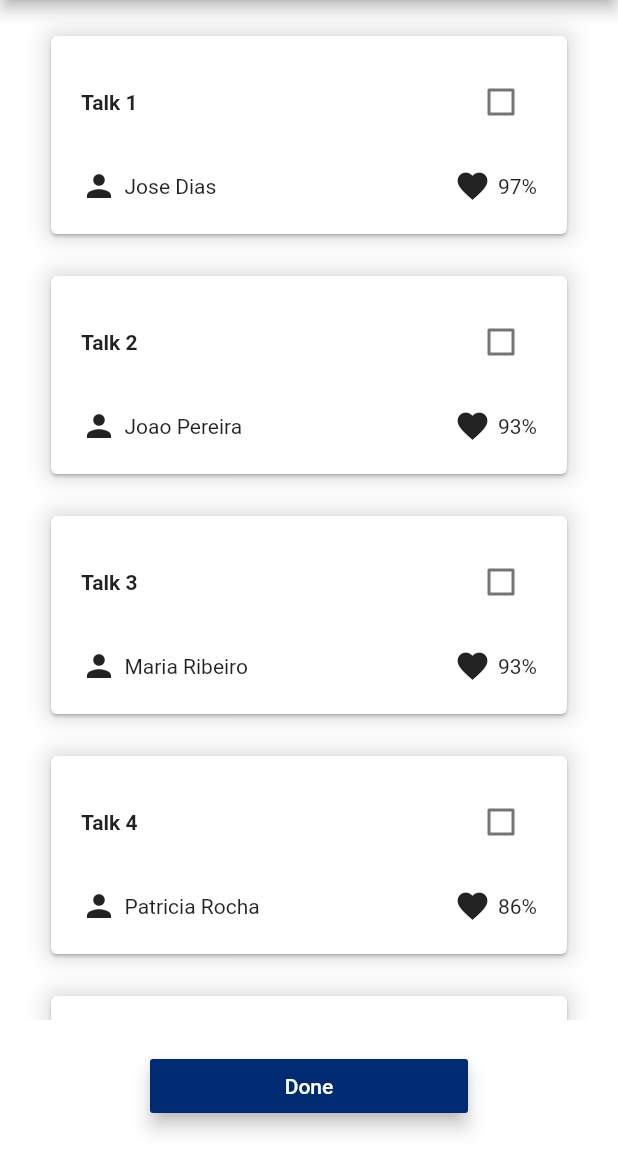
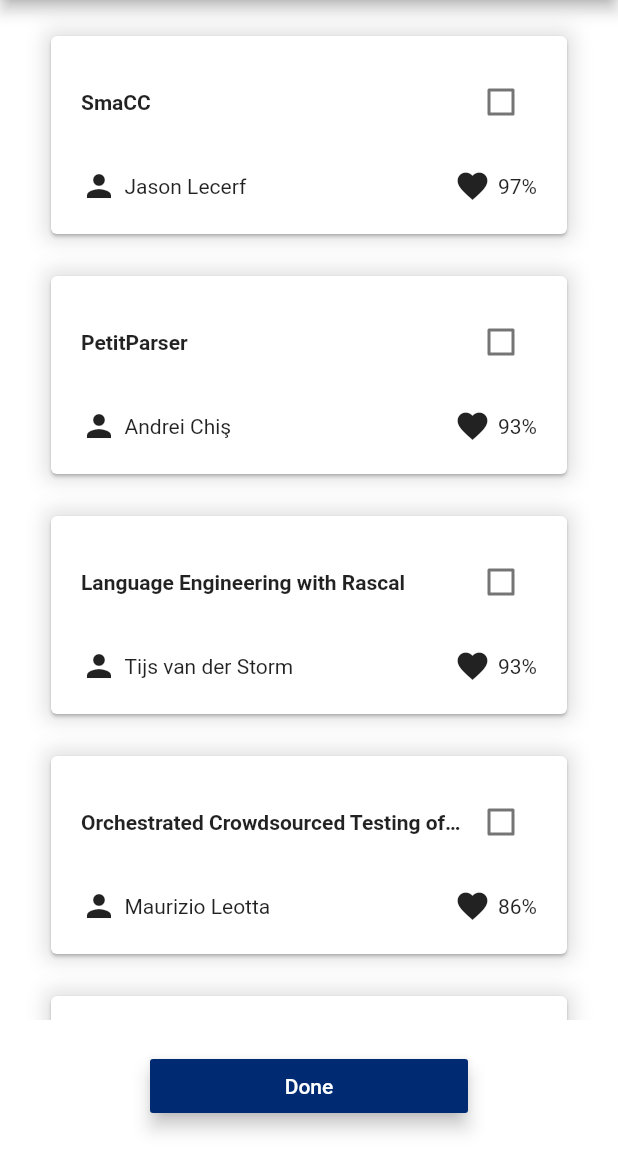
Before and after one commit to softeng-feup/open-cx-mib-refugees, a Flutter app: the Rankings screen opened directly, on a phone screen of 412 x 824 dp, the part 84-1236 px from its top. Run offline on Flutter 3.47's test engine with Material 2 defaults, Android fonts, the light colour scheme and no system bars; our stand-ins replace firebase_database, percent_indicator; missing offline and left inert: grouped_buttons; accounts and stored records are empty.

Commit message:
minor corrections match list

```diff
--- a/CORE/lib/screens/rankings.dart
+++ b/CORE/lib/screens/rankings.dart
@@ -31,9 +31,9 @@
   List allItems = [
     {
       'name': 'Talk 1',
-      'title': 'The title of talk 1',
-      'speaker': 'Jose Dias',
-      'abstract': 'Lorem ipsum dolor sit amet, consectetur adipiscing elit. Vivamus eu pellentesque enim. Duis sollicitudin nec nibh non pretium. Ut pharetra porta est, sed pulvinar leo lobortis vel. Morbi vel varius odio. Maecenas tristique quam sit amet orci auctor tristique. Ut justo nisl, porttitor ut massa in, iaculis tincidunt velit. ',
+      'title': 'SmaCC',
+      'speaker': 'Jason Lecerf',
+      'abstract': 'SmaCC (Smalltalk Compiler-Compiler) is a freely available parser generator for Smalltalk. It generates LR parsers and is a replacement for the T-Gen parser generator. SmaCC overcomes many of T-Gen’s limitations that make it difficult to produce parsers. SmaCC can generate parsers for ambiguous grammars and grammars with overlapping tokens. ',
       'date': '17/11/2019',
       'start_hour': '09:00',
       'end_hour': '11:15',
@@ -42,9 +42,9 @@
     },
     {
       'name': 'Talk 2',
-      'title': 'The title of talk 2',
-      'speaker': 'Joao Pereira',
-      'abstract': 'Lorem ipsum dolor sit amet, consectetur adipiscing elit. Vivamus eu pellentesque enim. Duis sollicitudin nec nibh non pretium. Ut pharetra porta est, sed pulvinar leo lobortis vel. Morbi vel varius odio. Maecenas tristique quam sit amet orci auctor tristique. Ut justo nisl, porttitor ut massa in, iaculis tincidunt velit. ',
+      'title': 'PetitParser',
+      'speaker': 'Andrei Chiş',
+      'abstract': 'PetitParser combines ideas from scannerless parsing, parser combinators, parsing expression grammars and packrat parsers to model grammars and parsers as objects that can be reconfigured dynamically. ',
       'date': '17/11/2019',
       'start_hour': '12:15',
       'end_hour': '14:30',
@@ -53,9 +53,9 @@
     },
     {
       'name': 'Talk 3',
-      'title': 'The title of talk 3',
-      'speaker': 'Maria Ribeiro',
-      'abstract': 'Lorem ipsum dolor sit amet, consectetur adipiscing elit. Vivamus eu pellentesque enim. Duis sollicitudin nec nibh non pretium. Ut pharetra porta est, sed pulvinar leo lobortis vel. Morbi vel varius odio. Maecenas tristique quam sit amet orci auctor tristique. Ut justo nisl, porttitor ut massa in, iaculis tincidunt velit. ',
+      'title': 'Language Engineering with Rascal',
+      'speaker': 'Tijs van der Storm',
+      'abstract': 'Software Language Engineering (SLE) is concerned with the principled techniques and concepts for the construction of software languages. In this tutorial we will explore how the Rascal metaprogramming environment and language workbench addresses aspects of implementing software languages. We will work on a simple DSL for defining questionnaires, called QL, touching upon syntax definition, static analysis, transformation, language extension, and code generation. ',
       'date': '17/11/2019',
       'start_hour': '16:30',
       'end_hour': '18:00',
@@ -64,9 +64,9 @@
     },
     {
       'name': 'Talk 4',
-      'title': 'The title of talk 4',
-      'speaker': 'Patricia Rocha',
-      'abstract': 'Lorem ipsum dolor sit amet, consectetur adipiscing elit. Vivamus eu pellentesque enim. Duis sollicitudin nec nibh non pretium. Ut pharetra porta est, sed pulvinar leo lobortis vel. Morbi vel varius odio. Maecenas tristique quam sit amet orci auctor tristique. Ut justo nisl, porttitor ut massa in, iaculis tincidunt velit. ',
+      'title': 'Orchestrated Crowdsourced Testing of a Mobile Web Application',
+      'speaker': 'Maurizio Leotta',
+      'abstract': 'Responsive mobile web applications are quite challenging to test, especially if they require heavy interaction with the environment (e.g., through GPS-based location tracking and camera-based QR code acquisition and recognition) and among different users, as in the case of collaborative games support, where the app needs to support the real-time interaction of a large number of users. In this paper, we propose a case study of orchestrated crowdsourced testing of such a mobile web app, as an approach to face such challenges. ',
       'date': '18/11/2019',
       'start_hour': '08:30',
       'end_hour': '09:00',
@@ -75,9 +75,9 @@
     },
     {
       'name': 'Talk 5',
-      'title': 'The title of talk 5',
-      'speaker': 'Ines Vilarinho',
-      'abstract': 'Lorem ipsum dolor sit amet, consectetur adipiscing elit. Vivamus eu pellentesque enim. Duis sollicitudin nec nibh non pretium. Ut pharetra porta est, sed pulvinar leo lobortis vel. Morbi vel varius odio. Maecenas tristique quam sit amet orci auctor tristique. Ut justo nisl, porttitor ut massa in, iaculis tincidunt velit. ',
+      'title': 'A framework for big-step semantics',
+      'speaker': 'Francesco Dagnino',
+      'abstract': 'No abstract. ',
       'date': '18/11/2019',
       'start_hour': '09:00',
       'end_hour': '11:00',
@@ -87,9 +87,9 @@
     },
     {
       'name': 'Talk 6',
-      'title': 'The title of talk 6',
-      'speaker': 'Joao Afonso',
-      'abstract': 'Lorem ipsum dolor sit amet, consectetur adipiscing elit. Vivamus eu pellentesque enim. Duis sollicitudin nec nibh non pretium. Ut pharetra porta est, sed pulvinar leo lobortis vel. Morbi vel varius odio. Maecenas tristique quam sit amet orci auctor tristique. Ut justo nisl, porttitor ut massa in, iaculis tincidunt velit. ',
+      'title': 'Quickref: Auto-Documenting the Common Lisp Ecosystem',
+      'speaker': 'Didier Verna',
+      'abstract': 'This demonstration is intended for people interested in software documentation, and more specifically, in what can be achieved with a reflexive language, fully equipped for introspection. Quickref is a global documentation project for the Common Lisp Ecosystem. In a single function call, it builds an entire website containing reference manuals for almost two thousand Common Lisp libraries. The system is unintrusive: library authors do not have anything to do to make their code “Quickref aware”. A public website is maintained with the resulting full documentation, but individuals can also use Quickref to generate a local website, documenting only what is present on their machine. ',
       'date': '18/11/2019',
       'start_hour': '14:00',
       'end_hour': '17:15',
@@ -98,9 +98,9 @@
     },
     {
       'name': 'Talk 7',
-      'title': 'The title of talk 7',
-      'speaker': 'Jose Dias',
-      'abstract': 'Lorem ipsum dolor sit amet, consectetur adipiscing elit. Vivamus eu pellentesque enim. Duis sollicitudin nec nibh non pretium. Ut pharetra porta est, sed pulvinar leo lobortis vel. Morbi vel varius odio. Maecenas tristique quam sit amet orci auctor tristique. Ut justo nisl, porttitor ut massa in, iaculis tincidunt velit. ',
+      'title': 'Proving Inequational Propositions about Haskell Programs in Coq',
+      'speaker': 'Jan Christiansen and Sandra Dylus',
+      'abstract': 'To prove properties about a Haskell function in Coq, we have to translate the Haskell function to Coq. Proofs about Haskell func- tions are performed in various levels of detail. For example, some- times proofs are performed as if Haskell were a total language and sometimes we are interested in explicitly reasoning about effects like partiality, exceptions or tracing. By translating a Haskell func- tion into a Coq function that is parametrised over a monad, we can model all these cases. ',
       'date': '18/11/2019',
       'start_hour': '10:00',
       'end_hour': '10:30',
@@ -109,9 +109,9 @@
     },
     {
       'name': 'Talk 8',
-      'title': 'The title of talk 8',
-      'speaker': 'Ines Vilarinho',
-      'abstract': 'Lorem ipsum dolor sit amet, consectetur adipiscing elit. Vivamus eu pellentesque enim. Duis sollicitudin nec nibh non pretium. Ut pharetra porta est, sed pulvinar leo lobortis vel. Morbi vel varius odio. Maecenas tristique quam sit amet orci auctor tristique. Ut justo nisl, porttitor ut massa in, iaculis tincidunt velit. ',
+      'title': 'Lazy, Parallel Multiple Value Reductions in Common Lisp',
+      'speaker': 'Marco Heisig',
+      'abstract': 'No abstract. ',
       'date': '19/11/2019',
       'start_hour': '14:00',
       'end_hour': '15:45',
@@ -120,9 +120,9 @@
     },
     {
       'name': 'Talk 9',
-      'title': 'The title of talk 9',
-      'speaker': 'Quim Barreiros',
-      'abstract': 'Lorem ipsum dolor sit amet, consectetur adipiscing elit. Vivamus eu pellentesque enim. Duis sollicitudin nec nibh non pretium. Ut pharetra porta est, sed pulvinar leo lobortis vel. Morbi vel varius odio. Maecenas tristique quam sit amet orci auctor tristique. Ut justo nisl, porttitor ut massa in, iaculis tincidunt velit. ',
+      'title': 'Efficient Implementation of Smalltalk Activation Records in Language Implementation Frameworks',
+      'speaker': 'Fabio Niephaus',
+      'abstract': 'Language implementation frameworks such as RPython or Truffle help to build runtimes for dynamic languages. For this, they make certain design decisions and trade-offs upfront to make common language concepts easy to implement. Because of this, however, some language-specific concepts may be rather tedious to support, especially the modification of activation records. For example, Smalltalk provides reification of activations through context objects. Since they are used to implement other mechanisms such as exception handling on the language level, contexts need to be entirely supported by the underlying runtime. ',
       'date': '19/11/2019',
       'start_hour': '17:15',
       'end_hour': '18:00',
@@ -130,8 +130,6 @@
       'selected': false
     }
   ];
-
-
 
   void _showDialog(String title, String speaker, String date, String start, String end, String abstract) {
     // flutter defined function
@@ -150,7 +148,10 @@
               Text(""),
               Text("Hour: " + start + "-" + end),
               Text(""),
-              Text(abstract, style: TextStyle(fontWeight: FontWeight.w300),),
+              new Expanded(
+                  child: new SingleChildScrollView(
+                    child: new Text(abstract, style: TextStyle(fontWeight: FontWeight.w300),),
+                  )),
             ],
           ),
           actions: <Widget>[
@@ -187,9 +188,12 @@
                   child: Row(
                     mainAxisAlignment: MainAxisAlignment.spaceBetween,
                     children: <Widget>[
-                      Text(
-                        item['name'],
-                        style: TextStyle(fontWeight: FontWeight.bold),
+                      Flexible(
+                        child: Text(
+                          item['title'],
+                          overflow: TextOverflow.ellipsis,
+                          style: TextStyle(fontWeight: FontWeight.bold),
+                        ),
                       ),
                       Checkbox(
                         value: item['selected'],
```
Also changed, not shown: 1 other file.
